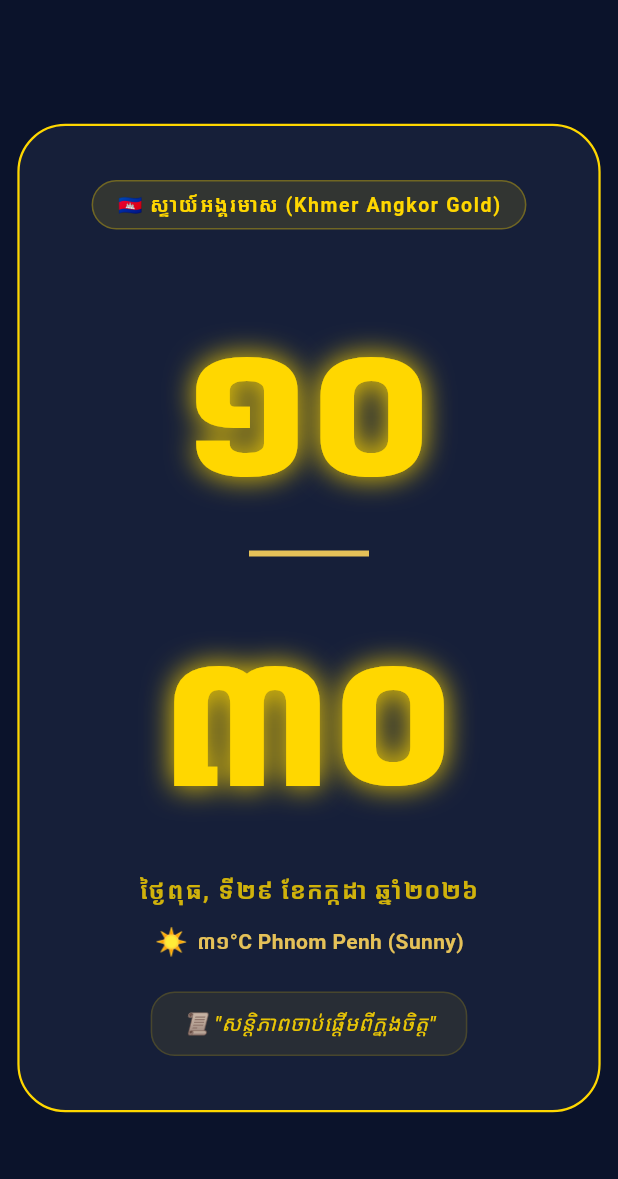
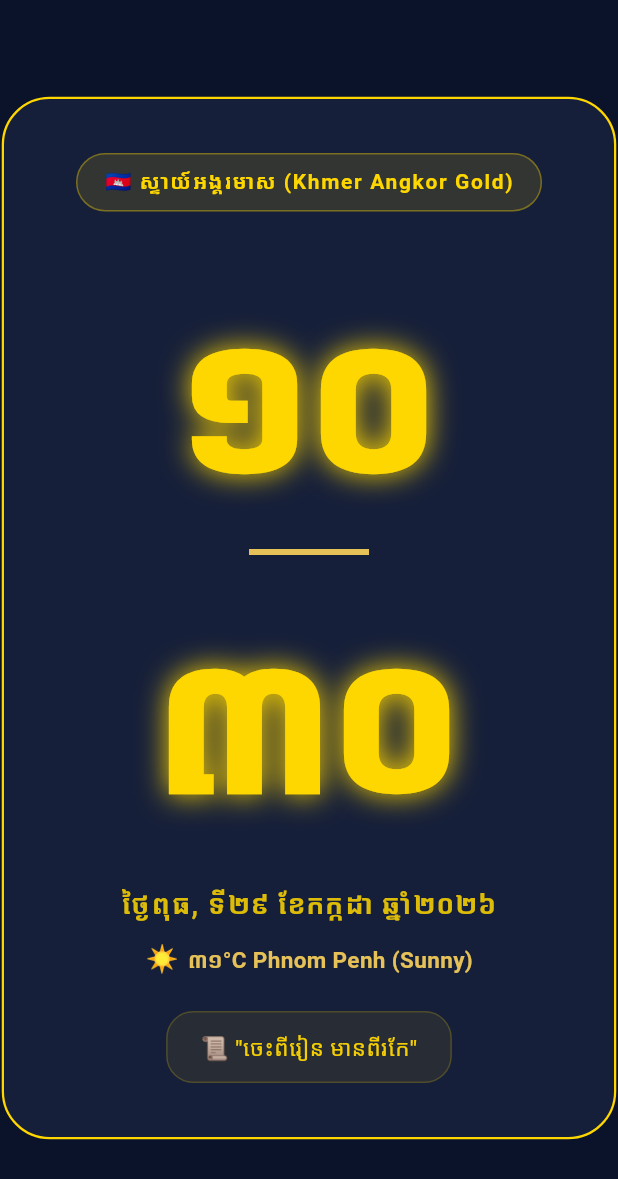
Before and after one commit to vathsathya/zen-clock, a Flutter app: the screen it shows after launch, on a phone screen of 412 x 824 dp. Shown: the top 1179 px of the screen. Run offline on Flutter 3.47's test engine with Material 3 defaults, Android fonts, the phone set to English and light mode, and no system bars; our stand-ins replace shared_preferences; missing offline and left inert: screen_retriever, tray_manager, window_manager; network calls fail.

Commit message:
feat: transform into 100% Khmer Cultural Digital Clock with 20 unique Khmer Themes & Khmer numerals

```diff
--- a/lib/models/clock_settings.dart
+++ b/lib/models/clock_settings.dart
@@ -2,17 +2,27 @@
 import 'package:shared_preferences/shared_preferences.dart';
 
 enum ThemePreset {
-  // Khmer Cultural Themes
-  khmerAngkor, khmerKbach,
-
-  // Original 5 Themes
-  nordic, cyberpunk, flip, oled, glass,
-
-  // 20 New Themes
-  vaporwave, aurora, forest, matcha, goldenHour,
-  oceanAbyss, espresso, pixel8bit, luxuryGold, sakura,
-  matrix, plasma, midnightBerry, arcticFrost, neoBrutalism,
-  romanSlate, campfire, saturnMinimal, summerPop, chakra
+  // 20 100% Khmer Cultural Themes
+  khmerAngkor,       // ស្ទាយ៍អង្គរមាស
+  khmerKbach,        // ស្ទាយ៍ក្បាច់បុរាណ
+  khmerBayon,        // ស្ទាយ៍ប្រាសាទបាយ័ន
+  khmerBanteaySrei,  // ស្ទាយ៍បន្ទាយស្រី
+  khmerHolPhamuong,  // ស្ទាយ៍ហូលផាមួងខ្មែរ
+  khmerTonleSap,     // ស្ទាយ៍បឹងទន្លេសាប
+  khmerKrama,        // ស្ទាយ៍ក្រមាខ្មែរ
+  khmerSiemRiver,    // ស្ទាយ៍ដងស្ទឹងសៀមរាប
+  khmerPhnomKulen,   // ស្ទាយ៍ភ្នំគូលែន
+  khmerLotus,        // ស្ទាយ៍ផ្កាឈូកខ្មែរ
+  khmerApsara,       // ស្ទាយ៍របាំអប្សរា
+  khmerKepOcean,     // ស្ទាយ៍សមុទ្រកែប
+  khmerWatPhnom,     // ស្ទាយ៍វត្តភ្នំ
+  khmerMangoHarvest, // ស្ទាយ៍ស្វាយកែវរៀត
+  khmerRoyalPalace,  // ស្ទាយ៍ព្រះបរមរាជវាំង
+  khmerPreahVihear,  // ស្ទាយ៍ប្រាសាទព្រះវិហារ
+  khmerSbekThom,     // ស្ទាយ៍ស្បែកធំ
+  khmerGoldenStupa,  // ស្ទាយ៍ចេតិយមាស
+  khmerRiceField,    // ស្ទាយ៍ស្រូវវស្សាខ្មែរ
+  khmerPhnomPenhNight// ស្ទាយ៍រាត្រីភ្នំពេញ
 }
 
 enum DisplayMode { fullscreen, widget }
@@ -29,7 +39,7 @@
 
   bool _showSeconds = true;
   bool _showDate = true;
-  bool _useKhmerDigits = true;
+  bool _useKhmerDigits = true; // Always true for Khmer cultural themes
   bool _showWeather = true;
   bool _showProverb = true;
   bool _oledPixelShift = true;
@@ -37,7 +47,6 @@
   bool _alwaysOnTop = true;
   double _glassOpacity = 0.65;
   String _fontFamily = 'Kantumruy Pro';
-  String _secondaryTimezone = 'New York (UTC-4)';
 
   ThemePreset get themePreset => _themePreset;
   DisplayMode get displayMode => _displayMode;
@@ -54,7 +63,6 @@
   bool get alwaysOnTop => _alwaysOnTop;
   double get glassOpacity => _glassOpacity;
   String get fontFamily => _fontFamily;
-  String get secondaryTimezone => _secondaryTimezone;
 
   ClockSettings() {
     _loadFromPrefs();
@@ -71,15 +79,12 @@
     _preventDisplaySleep = prefs.getBool('preventDisplaySleep') ?? true;
     _alwaysOnTop = prefs.getBool('alwaysOnTop') ?? true;
     _fontFamily = prefs.getString('fontFamily') ?? 'Kantumruy Pro';
-    _secondaryTimezone = prefs.getString('secondaryTimezone') ?? 'New York (UTC-4)';
     notifyListeners();
   }
 
   void setTheme(ThemePreset preset) {
     _themePreset = preset;
-    if (preset == ThemePreset.khmerAngkor || preset == ThemePreset.khmerKbach) {
-      _useKhmerDigits = true;
-    }
+    _useKhmerDigits = true;
     notifyListeners();
   }
 
--- a/lib/views/clock_view.dart
+++ b/lib/views/clock_view.dart
@@ -53,7 +53,8 @@
     "ចំណេះជាទ្រព្យជាប់កាយ",
     "ស្ទឹងជ្រៅស្ងាត់ជ្រងំ អ្នកប្រាជ្ញស្ងៀមស្ងាត់",
     "ធ្វើល្អបានល្អ ធ្វើអាក្រក់បានអាក្រក់",
-    "សន្តិភាពចាប់ផ្តើមពីក្នុងចិត្ត"
+    "សន្តិភាពចាប់ផ្តើមពីក្នុងចិត្ត",
+    "ចំណេះជាអាវក្រោះការពារខ្លួន"
   ];
 
   @override
@@ -66,10 +67,8 @@
       });
     });
 
-    // Fetch Live Weather
     _loadWeather();
 
-    // OLED Pixel Shift every 5 minutes
     Timer.periodic(const Duration(minutes: 5), (timer) {
       final settings = Provider.of<ClockSettings>(context, listen: false);
       if (settings.oledPixelShift) {
@@ -128,65 +127,185 @@
           borderColor: Color(0xFFD4AF37),
           shadows: [Shadow(color: Color(0xFFD4AF37), blurRadius: 20)],
         );
-      case ThemePreset.nordic:
+      case ThemePreset.khmerBayon:
         return const ClockStyleData(
-          name: "🌿 Nordic Zen",
-          bgColor: Color(0xFF0F172A),
-          cardColor: Color(0xFF1E293B),
-          textColor: Colors.white,
-          accentColor: Color(0xFF38BDF8),
-          borderColor: Colors.white10,
-          shadows: [Shadow(color: Color(0x6638BDF8), blurRadius: 20)],
+          name: "🇰🇭 ស្ទាយ៍ប្រាសាទបាយ័ន (Khmer Bayon Stone)",
+          bgColor: Color(0xFF1A1D20),
+          cardColor: Color(0xFF2B303A),
+          textColor: Color(0xFFD1D5DB),
+          accentColor: Color(0xFF7C9885),
+          borderColor: Color(0xFF7C9885),
+          shadows: [Shadow(color: Color(0xFF7C9885), blurRadius: 15)],
         );
-      case ThemePreset.cyberpunk:
+      case ThemePreset.khmerBanteaySrei:
         return const ClockStyleData(
-          name: "🌃 Cyberpunk Neon",
-          bgColor: Colors.black,
-          cardColor: Color(0xFF0D0D15),
-          textColor: Color(0xFF00F3FF),
-          accentColor: Color(0xFFFF0055),
-          borderColor: Color(0xFF00F3FF),
-          shadows: [Shadow(color: Color(0xFF00F3FF), blurRadius: 35)],
+          name: "🇰🇭 ស្ទាយ៍បន្ទាយស្រី (Banteay Srei Pink Sandstone)",
+          bgColor: Color(0xFF3B1E1B),
+          cardColor: Color(0xFF5C2D27),
+          textColor: Color(0xFFFFC6FF),
+          accentColor: Color(0xFFD48C84),
+          borderColor: Color(0xFFD48C84),
+          shadows: [Shadow(color: Color(0xFFD48C84), blurRadius: 20)],
         );
-      case ThemePreset.flip:
+      case ThemePreset.khmerHolPhamuong:
         return const ClockStyleData(
-          name: "📜 Retro Flip Clock",
-          bgColor: Color(0xFF111827),
-          cardColor: Color(0xFF1F2937),
-          textColor: Color(0xFFF59E0B),
-          accentColor: Color(0xFFFBBF24),
-          borderColor: Colors.white12,
+          name: "🇰🇭 ស្ទាយ៍ហូលផាមួងខ្មែរ (Khmer Hol Phamuong)",
+          bgColor: Color(0xFF1D0047),
+          cardColor: Color(0xFF3A0CA3),
+          textColor: Color(0xFFF72585),
+          accentColor: Color(0xFF4CC9F0),
+          borderColor: Color(0xFFF72585),
+          shadows: [Shadow(color: Color(0xFFF72585), blurRadius: 25)],
+        );
+      case ThemePreset.khmerTonleSap:
+        return const ClockStyleData(
+          name: "🇰🇭 ស្ទាយ៍បឹងទន្លេសាប (Tonle Sap Water Blue)",
+          bgColor: Color(0xFF03045E),
+          cardColor: Color(0xFF0077B6),
+          textColor: Color(0xFF90E0EF),
+          accentColor: Color(0xFFFFB703),
+          borderColor: Color(0xFF90E0EF),
+          shadows: [Shadow(color: Color(0xFF90E0EF), blurRadius: 20)],
+        );
+      case ThemePreset.khmerKrama:
+        return const ClockStyleData(
+          name: "🇰🇭 ស្ទាយ៍ក្រមាខ្មែរ (Khmer Krama Red & White)",
+          bgColor: Color(0xFF2B090A),
+          cardColor: Color(0xFF5E0B0E),
+          textColor: Color(0xFFFDF0D5),
+          accentColor: Color(0xFFC1121F),
+          borderColor: Color(0xFFC1121F),
+          shadows: [Shadow(color: Color(0xFFC1121F), blurRadius: 20)],
+        );
+      case ThemePreset.khmerSiemRiver:
+        return const ClockStyleData(
+          name: "🇰🇭 ស្ទាយ៍ដងស្ទឹងសៀមរាប (Siem Reap River)",
+          bgColor: Color(0xFF0D1B2A),
+          cardColor: Color(0xFF1B263B),
+          textColor: Color(0xFF52B788),
+          accentColor: Color(0xFFE0E1DD),
+          borderColor: Color(0xFF52B788),
+          shadows: [Shadow(color: Color(0xFF52B788), blurRadius: 20)],
+        );
+      case ThemePreset.khmerPhnomKulen:
+        return const ClockStyleData(
+          name: "🇰🇭 ស្ទាយ៍ភ្នំគូលែន (Phnom Kulen Mountain)",
+          bgColor: Color(0xFF0F201B),
+          cardColor: Color(0xFF1E352F),
+          textColor: Color(0xFFA3E635),
+          accentColor: Color(0xFF34D399),
+          borderColor: Color(0xFFA3E635),
+          shadows: [Shadow(color: Color(0xFFA3E635), blurRadius: 20)],
+        );
+      case ThemePreset.khmerLotus:
+        return const ClockStyleData(
+          name: "🇰🇭 ស្ទាយ៍ផ្កាឈូកខ្មែរ (Khmer Lotus Flower)",
+          bgColor: Color(0xFF26101B),
+          cardColor: Color(0xFF3D182B),
+          textColor: Color(0xFFFF85A1),
+          accentColor: Color(0xFF38B000),
+          borderColor: Color(0xFFFF85A1),
+          shadows: [Shadow(color: Color(0xFFFF85A1), blurRadius: 20)],
+        );
+      case ThemePreset.khmerApsara:
+        return const ClockStyleData(
+          name: "🇰🇭 ស្ទាយ៍របាំអប្សរា (Apsara Dance Gold)",
+          bgColor: Color(0xFF1C2526),
+          cardColor: Color(0xFF264653),
+          textColor: Color(0xFFF4A261),
+          accentColor: Color(0xFFE76F51),
+          borderColor: Color(0xFFF4A261),
+          shadows: [Shadow(color: Color(0xFFF4A261), blurRadius: 25)],
+        );
+      case ThemePreset.khmerKepOcean:
+        return const ClockStyleData(
+          name: "🇰🇭 ស្ទាយ៍សមុទ្រកែប (Kep Ocean Breeze)",
+          bgColor: Color(0xFF0A192F),
+          cardColor: Color(0xFF172A45),
+          textColor: Color(0xFF64FFDA),
+          accentColor: Color(0xFFF4A261),
+          borderColor: Color(0xFF64FFDA),
+          shadows: [Shadow(color: Color(0xFF64FFDA), blurRadius: 20)],
+        );
+      case ThemePreset.khmerWatPhnom:
+        return const ClockStyleData(
+          name: "🇰🇭 ស្ទាយ៍វត្តភ្នំ (Wat Phnom Heritage)",
+          bgColor: Color(0xFF1A1615),
+          cardColor: Color(0xFF2D2421),
+          textColor: Color(0xFFD4A373),
+          accentColor: Color(0xFFFAEDCD),
+          borderColor: Color(0xFFD4A373),
           shadows: [],
         );
-      case ThemePreset.oled:
+      case ThemePreset.khmerMangoHarvest:
         return const ClockStyleData(
-          name: "🖤 OLED Pure Black",
-          bgColor: Colors.black,
-          cardColor: Colors.black,
-          textColor: Colors.white,
-          accentColor: Colors.white70,
-          borderColor: Colors.transparent,
-          shadows: [],
+          name: "🇰🇭 ស្ទាយ៍ស្វាយកែវរៀត (Golden Mango Harvest)",
+          bgColor: Color(0xFF1F1A0A),
+          cardColor: Color(0xFF382F12),
+          textColor: Color(0xFFFFB703),
+          accentColor: Color(0xFF2A9D8F),
+          borderColor: Color(0xFFFFB703),
+          shadows: [Shadow(color: Color(0xFFFFB703), blurRadius: 25)],
         );
-      case ThemePreset.glass:
+      case ThemePreset.khmerRoyalPalace:
         return const ClockStyleData(
-          name: "🪟 Glassmorphism",
-          bgColor: Color(0xFF0284C7),
-          cardColor: Color(0x33FFFFFF),
-          textColor: Colors.white,
-          accentColor: Color(0xFFBAE6FD),
-          borderColor: Colors.white24,
-          shadows: [Shadow(color: Colors.black26, blurRadius: 15)],
+          name: "🇰🇭 ស្ទាយ៍ព្រះបរមរាជវាំង (Royal Palace Night)",
+          bgColor: Color(0xFF1F002B),
+          cardColor: Color(0xFF38004D),
+          textColor: Color(0xFFFFD700),
+          accentColor: Color(0xFFF72585),
+          borderColor: Color(0xFFFFD700),
+          shadows: [Shadow(color: Color(0xFFFFD700), blurRadius: 30)],
         );
-      default:
+      case ThemePreset.khmerPreahVihear:
         return const ClockStyleData(
-          name: "🌿 Nordic Zen",
-          bgColor: Color(0xFF0F172A),
-          cardColor: Color(0xFF1E293B),
-          textColor: Colors.white,
-          accentColor: Color(0xFF38BDF8),
-          borderColor: Colors.white10,
-          shadows: [],
+          name: "🇰🇭 ស្ទាយ៍ប្រាសាទព្រះវិហារ (Preah Vihear Cliff)",
+          bgColor: Color(0xFF131924),
+          cardColor: Color(0xFF212C3D),
+          textColor: Color(0xFFE0FBFC),
+          accentColor: Color(0xFF3D5A80),
+          borderColor: Color(0xFFE0FBFC),
+          shadows: [Shadow(color: Color(0xFFE0FBFC), blurRadius: 20)],
+        );
+      case ThemePreset.khmerSbekThom:
+        return const ClockStyleData(
+          name: "🇰🇭 ស្ទាយ៍ស្បែកធំ (Sbek Thom Shadow Puppet)",
+          bgColor: Color(0xFF121212),
+          cardColor: Color(0xFF212121),
+          textColor: Color(0xFFF97316),
+          accentColor: Color(0xFFFB923C),
+          borderColor: Color(0xFFF97316),
+          shadows: [Shadow(color: Color(0xFFF97316), blurRadius: 25)],
+        );
+      case ThemePreset.khmerGoldenStupa:
+        return const ClockStyleData(
+          name: "🇰🇭 ស្ទាយ៍ចេតិយមាស (Golden Stupa)",
+          bgColor: Color(0xFF0D1117),
+          cardColor: Color(0xFF161B22),
+          textColor: Color(0xFFE5A93C),
+          accentColor: Color(0xFFF3D280),
+          borderColor: Color(0xFFE5A93C),
+          shadows: [Shadow(color: Color(0xFFE5A93C), blurRadius: 20)],
+        );
+      case ThemePreset.khmerRiceField:
+        return const ClockStyleData(
+          name: "🇰🇭 ស្ទាយ៍ស្រូវវស្សាខ្មែរ (Golden Rice Field)",
+          bgColor: Color(0xFF1C1914),
+          cardColor: Color(0xFF332D24),
+          textColor: Color(0xFFE9C46A),
+          accentColor: Color(0xFF2A9D8F),
+          borderColor: Color(0xFFE9C46A),
+          shadows: [Shadow(color: Color(0xFFE9C46A), blurRadius: 20)],
+        );
+      case ThemePreset.khmerPhnomPenhNight:
+        return const ClockStyleData(
+          name: "🇰🇭 ស្ទាយ៍រាត្រីភ្នំពេញ (Phnom Penh Night Glow)",
+          bgColor: Color(0xFF090A0F),
+          cardColor: Color(0xFF121524),
+          textColor: Color(0xFF00F3FF),
+          accentColor: Color(0xFFD62828),
+          borderColor: Color(0xFF00F3FF),
+          shadows: [Shadow(color: Color(0xFF00F3FF), blurRadius: 30)],
         );
     }
   }
@@ -203,11 +322,11 @@
     String rawSeconds = _now.second.toString().padLeft(2, '0');
     String amPm = settings.timeFormat == TimeFormat.h12 ? (_now.hour >= 12 ? 'PM' : 'AM') : '';
 
-    final hours = settings.useKhmerDigits ? _toKhmerDigits(rawHours) : rawHours;
-    final minutes = settings.useKhmerDigits ? _toKhmerDigits(rawMinutes) : rawMinutes;
-    final seconds = settings.useKhmerDigits ? _toKhmerDigits(rawSeconds) : rawSeconds;
+    final hours = _toKhmerDigits(rawHours);
+    final minutes = _toKhmerDigits(rawMinutes);
+    final seconds = _toKhmerDigits(rawSeconds);
 
-    // Date formatting
+    // Khmer Date formatting
     final khmerDay = _khmerDays[_now.weekday - 1];
     final khmerMonth = _khmerMonths[_now.month - 1];
     final khmerYear = _toKhmerDigits(_now.year.toString());
@@ -227,30 +346,30 @@
           child: Container(
             padding: const EdgeInsets.symmetric(horizontal: 48, vertical: 36),
             decoration: BoxDecoration(
-              color: style.cardColor.withOpacity(settings.themePreset == ThemePreset.oled ? 1.0 : settings.glassOpacity),
+              color: style.cardColor.withOpacity(settings.glassOpacity),
               borderRadius: BorderRadius.circular(32),
               border: Border.all(color: style.borderColor, width: 1.5),
             ),
             child: Column(
               mainAxisSize: MainAxisSize.min,
               children: [
-                // Theme Name Badge
+                // Khmer Theme Name Badge
                 Container(
-                  padding: const EdgeInsets.symmetric(horizontal: 16, vertical: 6),
-                  margin: const EdgeInsets.only(bottom: 20),
+                  padding: const EdgeInsets.symmetric(horizontal: 18, vertical: 8),
+                  margin: const EdgeInsets.only(bottom: 24),
                   decoration: BoxDecoration(
                     color: style.textColor.withOpacity(0.12),
-                    borderRadius: BorderRadius.circular(20),
-                    border: Border.all(color: style.textColor.withOpacity(0.3)),
+                    borderRadius: BorderRadius.circular(24),
+                    border: Border.all(color: style.textColor.withOpacity(0.35)),
                   ),
                   child: Text(
                     style.name,
-                    style: TextStyle(fontSize: 13, fontWeight: FontWeight.bold, color: style.textColor, letterSpacing: 1.1),
+                    style: TextStyle(fontSize: 14, fontWeight: FontWeight.bold, color: style.textColor, letterSpacing: 1.1),
                   ),
                 ),
 
                 if (!isPortrait) ...[
-                  // Landscape Layout
+                  // Landscape Layout (Khmer Digits)
                   Row(
                     mainAxisSize: MainAxisSize.min,
                     crossAxisAlignment: CrossAxisAlignment.baseline,
@@ -259,7 +378,7 @@
                       Text(
                         "$hours:$minutes",
                         style: TextStyle(
-                          fontSize: 120,
+                          fontSize: 125,
                           fontWeight: FontWeight.w900,
                           color: style.textColor,
                           shadows: style.shadows,
@@ -270,7 +389,7 @@
                         Text(
                           seconds,
                           style: TextStyle(
-                            fontSize: 48,
+                            fontSize: 50,
                             fontWeight: FontWeight.bold,
                             color: style.accentColor,
                           ),
@@ -286,24 +405,24 @@
                     ],
                   ),
                 ] else ...[
-                  // Portrait Layout
+                  // Portrait Layout (Stacked Digits)
                   Text(
                     hours,
-                    style: TextStyle(fontSize: 130, fontWeight: FontWeight.w900, color: style.textColor, shadows: style.shadows),
+                    style: TextStyle(fontSize: 135, fontWeight: FontWeight.w900, color: style.textColor, shadows: style.shadows),
                   ),
                   Container(width: 80, height: 4, color: style.accentColor, margin: const EdgeInsets.symmetric(vertical: 8)),
                   Text(
                     minutes,
-                    style: TextStyle(fontSize: 130, fontWeight: FontWeight.w900, color: style.textColor, shadows: style.shadows),
+                    style: TextStyle(fontSize: 135, fontWeight: FontWeight.w900, color: style.textColor, shadows: style.shadows),
                   ),
                 ],
 
-                // Live Weather & Date Display
+                // Live Weather & Khmer Date Display
                 if (settings.showDate) ...[
-                  const SizedBox(height: 16),
+                  const SizedBox(height: 18),
                   Text(
-                    settings.useKhmerDigits ? khmerDateStr : "WED, JUL 30, 2026",
-                    style: TextStyle(fontSize: 16, fontWeight: FontWeight.w600, color: style.textColor.withOpacity(0.8), letterSpacing: 1.1),
+                    khmerDateStr,
+                    style: TextStyle(fontSize: 18, fontWeight: FontWeight.w600, color: style.textColor.withOpacity(0.85), letterSpacing: 1.1),
                   ),
                 ],
 
@@ -316,26 +435,26 @@
                       Text(_weatherInfo!.conditionIcon, style: const TextStyle(fontSize: 18)),
                       const SizedBox(width: 6),
                       Text(
-                        "${settings.useKhmerDigits ? _toKhmerDigits(_weatherInfo!.temperature.toStringAsFixed(0)) : _weatherInfo!.temperature.toStringAsFixed(0)}°C ${_weatherInfo!.locationName} (${_weatherInfo!.conditionName})",
-                        style: TextStyle(fontSize: 14, fontWeight: FontWeight.bold, color: style.accentColor),
+                        "${_toKhmerDigits(_weatherInfo!.temperature.toStringAsFixed(0))}°C ${_weatherInfo!.locationName} (${_weatherInfo!.conditionName})",
+                        style: TextStyle(fontSize: 15, fontWeight: FontWeight.bold, color: style.accentColor),
                       ),
                     ],
                   ),
                 ],
 
-                // Khmer Proverb / Zen Quote Display
+                // Daily Khmer Proverb Display
                 if (settings.showProverb) ...[
-                  const SizedBox(height: 20),
+                  const SizedBox(height: 22),
                   Container(
-                    padding: const EdgeInsets.symmetric(horizontal: 20, vertical: 10),
+                    padding: const EdgeInsets.symmetric(horizontal: 22, vertical: 12),
                     decoration: BoxDecoration(
                       color: style.textColor.withOpacity(0.08),
-                      borderRadius: BorderRadius.circular(16),
-                      border: Border.all(color: style.textColor.withOpacity(0.15)),
+                      borderRadius: BorderRadius.circular(18),
+                      border: Border.all(color: style.textColor.withOpacity(0.18)),
                     ),
                     child: Text(
                       "📜 \"$dailyProverb\"",
-                      style: TextStyle(fontSize: 14, fontWeight: FontWeight.w500, color: style.textColor.withOpacity(0.9), fontStyle: FontStyle.italic),
+                      style: TextStyle(fontSize: 15, fontWeight: FontWeight.w500, color: style.textColor.withOpacity(0.95)),
                     ),
                   ),
                 ],
```
